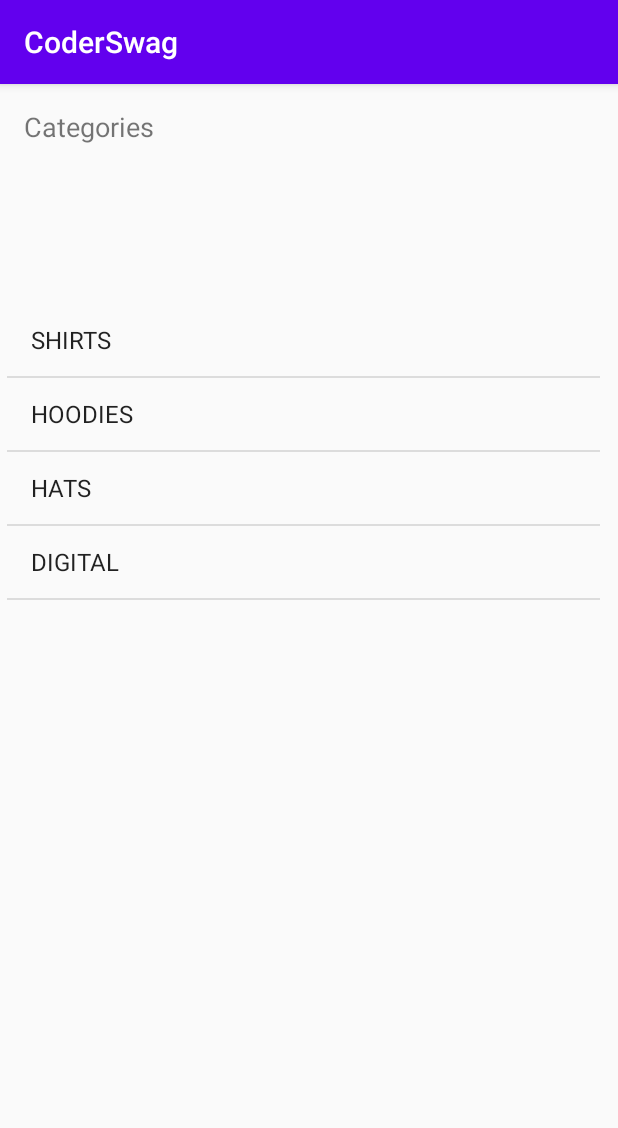
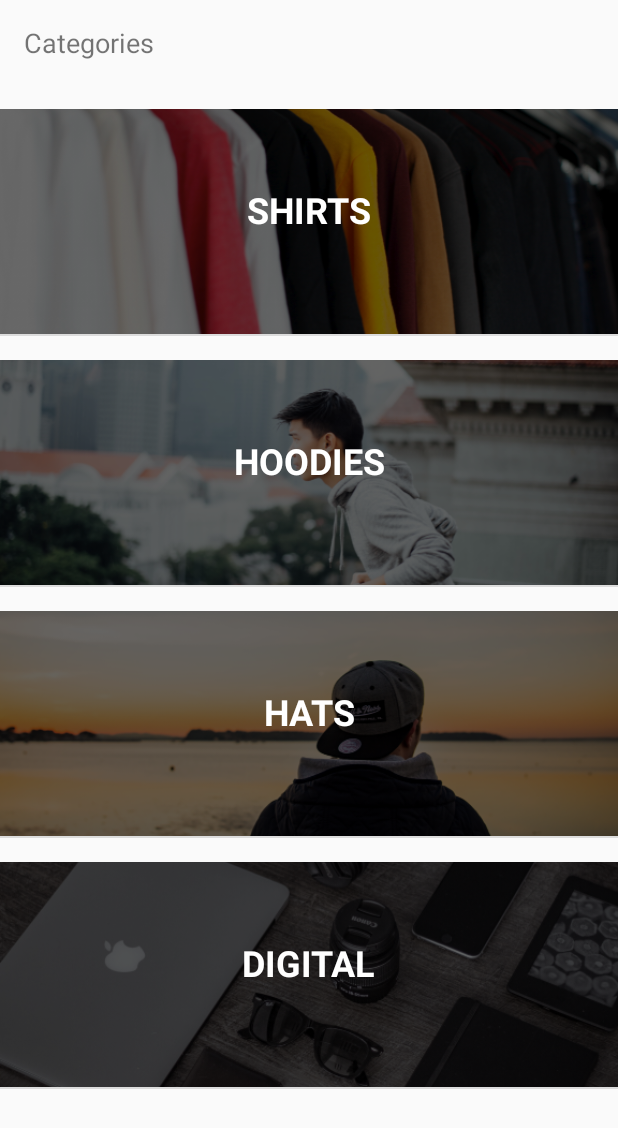
Before and after one commit to sharewithstephan/CoderSwag, an Android app: the screen it shows after launch (MainActivity), on a phone screen of 412 x 824 dp. Shown: the top 1128 px of the screen. Run offline under Robolectric (Android 15) with nearby library versions, the phone set to English and light mode, and no system bars.

Commit message:
lesson-03

```diff
--- /dev/null
+++ b/app/src/main/java/Adapters/CategoryAdapter.kt
@@ -0,0 +1,84 @@
+package Adapters
+
+import Model.Category
+import android.content.Context
+import android.view.LayoutInflater
+import android.view.View
+import android.view.ViewGroup
+import android.widget.BaseAdapter
+import android.widget.ImageView
+import android.widget.TextView
+import com.example.coderswag.R
+
+class CategoryAdapter(context: Context, categories: List<Category>) : BaseAdapter() {
+
+    val context= context
+    val categories = categories
+
+    override fun getView(position: Int, convertView: View?, parent: ViewGroup?): View {
+
+        val categoryView: View
+
+        val holder:viewHolder
+        if(convertView==null) {
+            categoryView=LayoutInflater.from(context).inflate(R.layout.category_list_item,null)  // getting the items from our data to present in the desired layout
+            holder=viewHolder()
+
+            holder.categoryImage=categoryView.findViewById(R.id.categoryImage)   //seperating images and text
+            holder.categoryName=categoryView.findViewById(R.id.categoryText)
+            //println("firsttime")
+             categoryView.tag=holder
+
+        }
+
+        else
+        {
+            holder=convertView.tag as viewHolder
+            categoryView=convertView
+
+
+
+        }
+
+
+
+//        categoryView=LayoutInflater.from(context).inflate(R.layout.category_list_item,null)  // getting the items from our data to present in the desired layout
+//        val categoryImage: ImageView=categoryView.findViewById(R.id.categoryImage)   //seperating images and text
+//        val categoryName: TextView=categoryView.findViewById(R.id.categoryText)
+
+        val category= categories[position] // selecting the location
+
+      holder.categoryName?.text=category.title //setting text
+
+        val resourceId=context.resources.getIdentifier(category.image, "drawable",context.packageName)
+        holder.categoryImage?.setImageResource(resourceId)// setting image
+       // println(resourceId)
+
+        return categoryView
+        //TODO("Not yet implemented")
+    }
+
+    override fun getItem(position: Int): Any {
+
+        return categories[position]
+
+        //TODO("Not yet implemented")
+    }
+
+    override fun getItemId(position: Int): Long {
+       return 0
+        // TODO("Not yet implemented")
+    }
+
+    override fun getCount(): Int {
+        return categories.count()
+
+
+        //TODO("Not yet implemented")
+    }
+
+    private class viewHolder {
+        var categoryImage: ImageView?=null
+        var categoryName: TextView?=null
+    }
+}
--- a/app/src/main/java/Controller/MainActivity.kt
+++ b/app/src/main/java/Controller/MainActivity.kt
@@ -1,5 +1,6 @@
 package Controller
 
+import Adapters.CategoryAdapter
 import Model.Category
 import Services.DataServices
 import androidx.appcompat.app.AppCompatActivity
@@ -10,7 +11,7 @@ import kotlinx.android.synthetic.main.activity_main.*
 
 class MainActivity : AppCompatActivity() {
 
-   lateinit var adapter : ArrayAdapter<Category>
+   lateinit var adapter : CategoryAdapter
 
 
     override fun onCreate(savedInstanceState: Bundle?) {
@@ -18,9 +19,7 @@ class MainActivity : AppCompatActivity() {
         setContentView(R.layout.activity_main)
 
 
-        adapter= ArrayAdapter(this,
-        android.R.layout.simple_list_item_1,
-        DataServices.categories)
+        adapter= CategoryAdapter(this, DataServices.categories)
         catrgoryListView.adapter= adapter
     }
 }
--- a/app/src/main/java/Services/DataServices.kt
+++ b/app/src/main/java/Services/DataServices.kt
@@ -11,6 +11,11 @@ object DataServices {
         Category("HOODIES","hoodieimage"),
         Category("HATS","hatimage"),
         Category("DIGITAL","digitalgoodsimage")
+//
+//                Category("SHIRTS", "shirtimage"),
+//    Category("HOODIES","hoodieimage"),
+//    Category("HATS","hatimage"),
+//    Category("DIGITAL","digitalgoodsimage")
     )
 
     val hats= listOf(
--- a/app/src/main/res/layout/activity_main.xml
+++ b/app/src/main/res/layout/activity_main.xml
@@ -19,14 +19,13 @@
 
     <ListView
         android:id="@+id/catrgoryListView"
-        android:layout_width="395dp"
-        android:layout_height="516dp"
-        android:layout_marginTop="8dp"
-        android:layout_marginEnd="8dp"
-        android:layout_marginBottom="8dp"
+        android:layout_width="0dp"
+        android:layout_height="0dp"
+        android:layout_marginTop="16dp"
         app:layout_constraintBottom_toBottomOf="parent"
         app:layout_constraintEnd_toEndOf="parent"
         app:layout_constraintStart_toStartOf="parent"
-        app:layout_constraintTop_toBottomOf="@+id/textView" />
+        app:layout_constraintTop_toBottomOf="@+id/textView"
+        />
 
 </androidx.constraintlayout.widget.ConstraintLayout>
--- a/app/src/main/res/layout/category_list_item.xml
+++ b/app/src/main/res/layout/category_list_item.xml
@@ -10,6 +10,7 @@
         android:id="@+id/categoryImage"
         android:layout_width="0dp"
         android:layout_height="150dp"
+        android:layout_marginTop="16dp"
         android:scaleType="centerCrop"
         app:layout_constraintBottom_toBottomOf="parent"
         app:layout_constraintEnd_toEndOf="parent"
--- a/app/src/main/res/values/styles.xml
+++ b/app/src/main/res/values/styles.xml
@@ -1,6 +1,6 @@
 <resources>
     <!-- Base application theme. -->
-    <style name="AppTheme" parent="Theme.AppCompat.Light.DarkActionBar">
+    <style name="AppTheme" parent="Theme.AppCompat.Light.NoActionBar">
         <!-- Customize your theme here. -->
         <item name="colorPrimary">@color/colorPrimary</item>
         <item name="colorPrimaryDark">@color/colorPrimaryDark</item>
```
